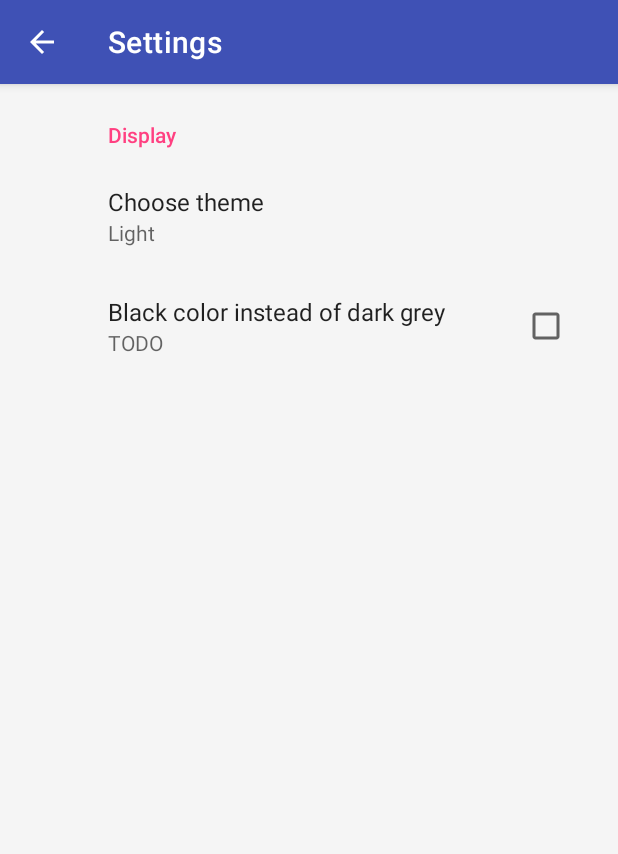
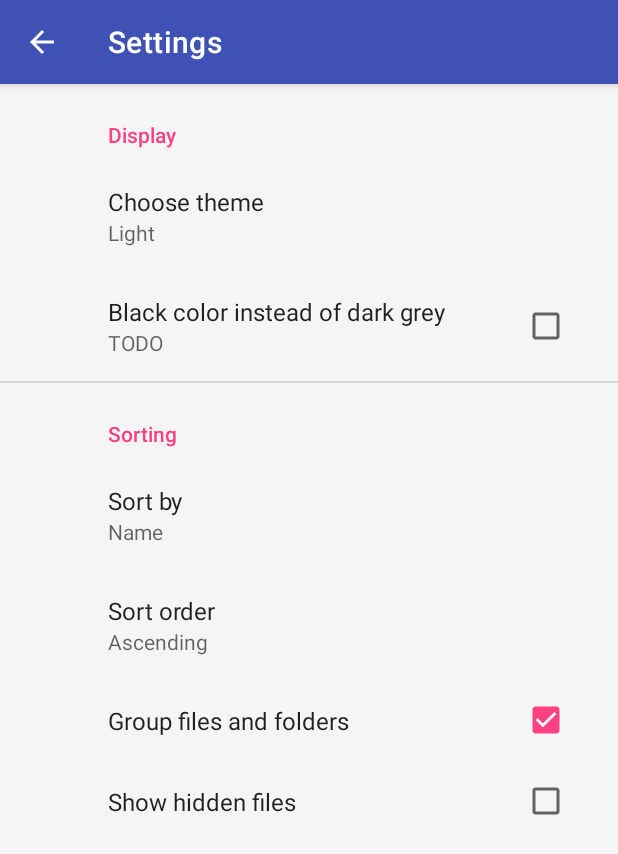
Before and after one commit to adrijanrogan/android-etiketa, an Android app: the SettingsFragment screen opened directly, with no data from a screen before it, on a phone screen of 412 x 824 dp. Shown: the top 854 px of the screen. Run offline under Robolectric (Android 15) with nearby library versions, the phone set to English and light mode, and no system bars; our stand-ins replace androidx.preference.

Commit message:
Added sorting options to the preferences.

```diff
--- a/app/src/main/res/values/arrays.xml
+++ b/app/src/main/res/values/arrays.xml
@@ -10,4 +10,23 @@
         <item>2</item>
         <item>3</item>
     </string-array>
+
+    <string-array name="settings_sorting_sort_by_entries">
+        <item>Name</item>
+        <item>Last modified</item>
+    </string-array>
+    <string-array name="settings_sorting_sort_by_values">
+        <item>1</item>
+        <item>2</item>
+    </string-array>
+
+    <string-array name="settings_sorting_order_entries">
+        <item>Ascending</item>
+        <item>Descending</item>
+    </string-array>
+    <string-array name="settings_sorting_order_values">
+        <item>1</item>
+        <item>2</item>
+    </string-array>
+
 </resources>
--- a/app/src/main/res/xml/settings.xml
+++ b/app/src/main/res/xml/settings.xml
@@ -24,4 +24,36 @@
 
     </PreferenceCategory>
 
+    <PreferenceCategory
+        android:key="settings_sorting"
+        android:title="Sorting">
+
+        <ListPreference
+            android:key="settings_sorting_sort_by"
+            android:title="Sort by"
+            app:useSimpleSummaryProvider="true"
+            android:defaultValue="1"
+            android:entries="@array/settings_sorting_sort_by_entries"
+            android:entryValues="@array/settings_sorting_sort_by_values" />
+
+        <ListPreference
+            android:key="settings_sorting_order"
+            android:title="Sort order"
+            app:useSimpleSummaryProvider="true"
+            android:defaultValue="1"
+            android:entries="@array/settings_sorting_order_entries"
+            android:entryValues="@array/settings_sorting_order_values" />
+
+        <CheckBoxPreference
+            android:key="settings_sorting_group"
+            android:title="Group files and folders"
+            android:defaultValue="true" />
+
+        <CheckBoxPreference
+            android:key="settings_sorting_show_hidden"
+            android:title="Show hidden files"
+            android:defaultValue="false" />
+
+    </PreferenceCategory>
+
 </PreferenceScreen>
```
